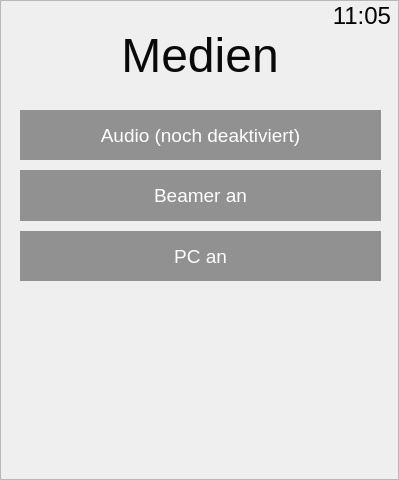
The window that Programme/ControlPanel-3-0/ui/menue_medien.ui (mvu/jugendprojekt) describes before a commit, drawn with Qt 5.
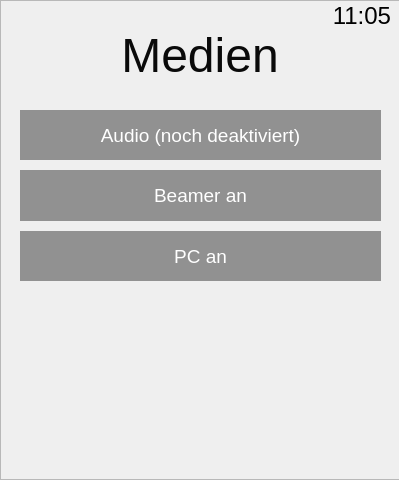
The same window after the commit. Icons and pictures are not drawn.

Commit message: Systemstatus GUI umgezogen

The edit to the form file:
```diff
--- a/Programme/ControlPanel-3-0/ui/menue_medien.ui
+++ b/Programme/ControlPanel-3-0/ui/menue_medien.ui
@@ -169,7 +169,7 @@
   <widget class="QPushButton" name="pushButton_back">
    <property name="geometry">
     <rect>
-     <x>10</x>
+     <x>330</x>
      <y>410</y>
      <width>60</width>
      <height>60</height>
@@ -200,7 +200,7 @@
     <rect>
      <x>0</x>
      <y>0</y>
-     <width>399</width>
+     <width>400</width>
      <height>480</height>
     </rect>
    </property>
```
Left out of the diff: 2 changed lines with no effect on the pictures. The commit also changes 7 other files.
